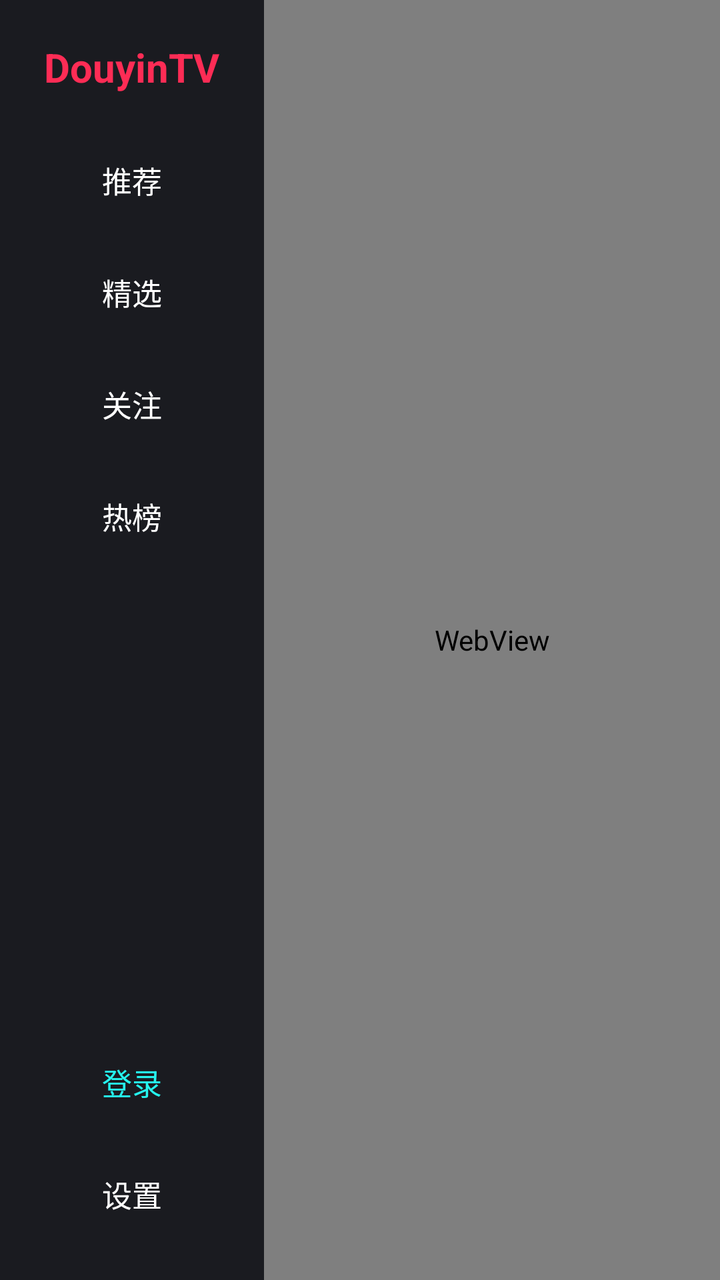
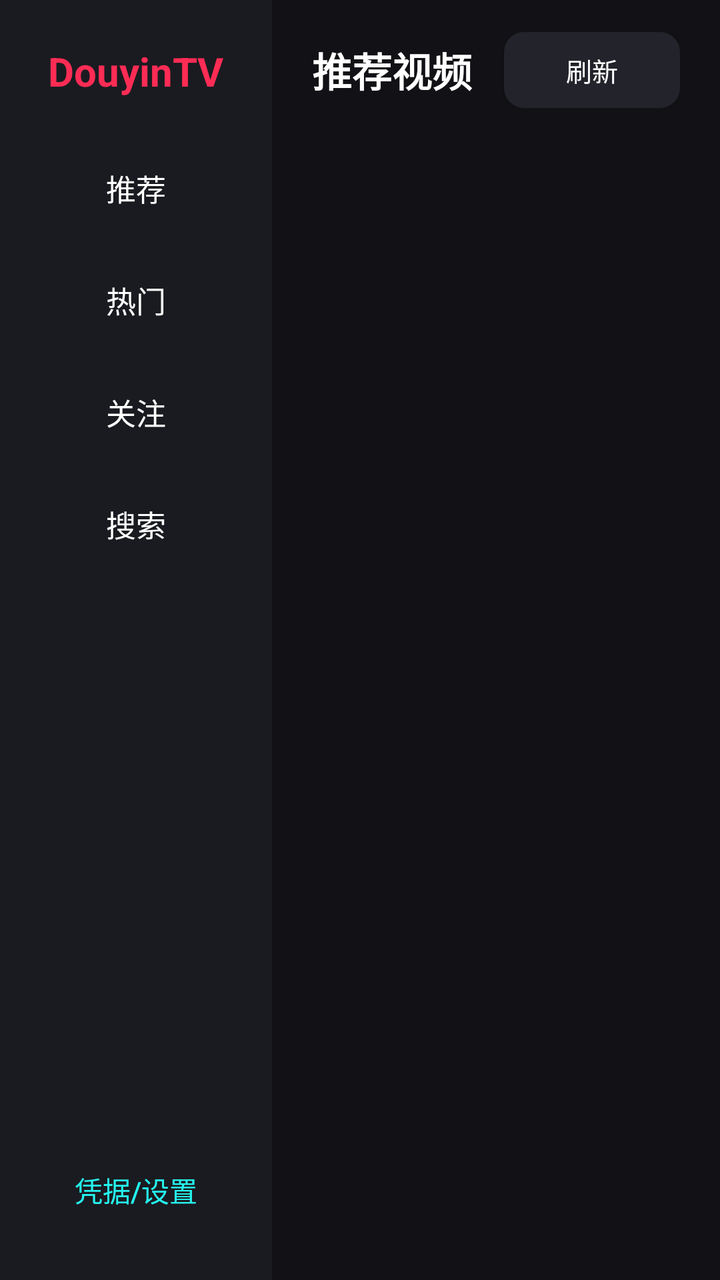

Compare the two renders of this Android layout. The source of the first and the diff that turns it into the second are given below.
<!-- AndroidManifest.xml: application theme Theme.DouyinTV -->
<!-- res/layout/activity_main.xml -->
<?xml version="1.0" encoding="utf-8"?>
<FrameLayout xmlns:android="http://schemas.android.com/apk/res/android"
    android:layout_width="match_parent"
    android:layout_height="match_parent"
    android:background="@color/bg_dark">

    
    <LinearLayout
        android:id="@+id/mainContainer"
        android:layout_width="match_parent"
        android:layout_height="match_parent"
        android:orientation="horizontal">

        
        <LinearLayout
            android:id="@+id/sidebarLayout"
            android:layout_width="132dp"
            android:layout_height="match_parent"
            android:background="@color/bg_sidebar"
            android:gravity="center_horizontal"
            android:orientation="vertical"
            android:paddingHorizontal="12dp"
            android:paddingVertical="20dp">

            <TextView
                android:layout_width="wrap_content"
                android:layout_height="wrap_content"
                android:layout_marginBottom="20dp"
                android:text="@string/app_name"
                android:textColor="@color/brand_red"
                android:textSize="20sp"
                android:textStyle="bold" />

            <Button
                android:id="@+id/btnRecommend"
                android:layout_width="match_parent"
                android:layout_height="46dp"
                android:layout_marginBottom="10dp"
                android:background="@drawable/bg_sidebar_item"
                android:focusable="true"
                android:text="@string/nav_recommend"
                android:textColor="@color/text_primary"
                android:textSize="15sp" />

            <Button
                android:id="@+id/btnDiscover"
                android:layout_width="match_parent"
                android:layout_height="46dp"
                android:layout_marginBottom="10dp"
                android:background="@drawable/bg_sidebar_item"
                android:focusable="true"
                android:text="@string/nav_discover"
                android:textColor="@color/text_primary"
                android:textSize="15sp" />

            <Button
                android:id="@+id/btnFollow"
                android:layout_width="match_parent"
                android:layout_height="46dp"
                android:layout_marginBottom="10dp"
                android:background="@drawable/bg_sidebar_item"
                android:focusable="true"
                android:text="@string/nav_follow"
                android:textColor="@color/text_primary"
                android:textSize="15sp" />

            <Button
                android:id="@+id/btnHot"
                android:layout_width="match_parent"
                android:layout_height="46dp"
                android:layout_marginBottom="10dp"
                android:background="@drawable/bg_sidebar_item"
                android:focusable="true"
                android:text="@string/nav_hot"
                android:textColor="@color/text_primary"
                android:textSize="15sp" />

            <View
                android:layout_width="match_parent"
                android:layout_height="0dp"
                android:layout_weight="1" />

            <Button
                android:id="@+id/btnLogin"
                android:layout_width="match_parent"
                android:layout_height="46dp"
                android:layout_marginBottom="10dp"
                android:background="@drawable/bg_sidebar_item"
                android:focusable="true"
                android:text="@string/nav_login"
                android:textColor="@color/brand_cyan"
                android:textSize="15sp" />

            <Button
                android:id="@+id/btnSettings"
                android:layout_width="match_parent"
                android:layout_height="46dp"
                android:background="@drawable/bg_sidebar_item"
                android:focusable="true"
                android:text="@string/nav_settings"
                android:textColor="@color/text_primary"
                android:textSize="15sp" />
        </LinearLayout>

        
        <FrameLayout
            android:id="@+id/webContainer"
            android:layout_width="0dp"
            android:layout_height="match_parent"
            android:layout_weight="1">

            <WebView
                android:id="@+id/webView"
                android:layout_width="match_parent"
                android:layout_height="match_parent"
                android:focusable="true"
                android:focusableInTouchMode="true" />

            <ProgressBar
                android:id="@+id/progressBar"
                style="?android:attr/progressBarStyleHorizontal"
                android:layout_width="match_parent"
                android:layout_height="3dp"
                android:layout_gravity="top"
                android:max="100"
                android:progressTint="@color/brand_red"
                android:visibility="gone" />

            <TextView
                android:id="@+id/toastBanner"
                android:layout_width="wrap_content"
                android:layout_height="wrap_content"
                android:layout_gravity="bottom|center_horizontal"
                android:layout_marginBottom="24dp"
                android:background="#B3000000"
                android:paddingHorizontal="18dp"
                android:paddingVertical="8dp"
                android:text="@string/hint_remote"
                android:textColor="@color/text_primary"
                android:textSize="13sp"
                android:visibility="gone" />
        </FrameLayout>
    </LinearLayout>

    
    <FrameLayout
        android:id="@+id/fullscreenContainer"
        android:layout_width="match_parent"
        android:layout_height="match_parent"
        android:background="#000000"
        android:visibility="gone" />

    
    <FrameLayout
        android:id="@+id/settingsOverlay"
        android:layout_width="match_parent"
        android:layout_height="match_parent"
        android:background="@color/overlay_dim"
        android:visibility="gone">

        <LinearLayout
            android:layout_width="420dp"
            android:layout_height="wrap_content"
            android:layout_gravity="center"
            android:background="@color/bg_sidebar"
            android:orientation="vertical"
            android:padding="24dp">

            <TextView
                android:layout_width="wrap_content"
                android:layout_height="wrap_content"
                android:layout_marginBottom="16dp"
                android:text="DouyinTV 设置"
                android:textColor="@color/text_primary"
                android:textSize="20sp"
                android:textStyle="bold" />

            <Button
                android:id="@+id/btnToggleSidebar"
                android:layout_width="match_parent"
                android:layout_height="46dp"
                android:layout_marginBottom="10dp"
                android:background="@drawable/bg_menu_item"
                android:focusable="true"
                android:text="隐藏左侧导航栏 (沉浸模式)"
                android:textColor="@color/text_primary" />

            <Button
                android:id="@+id/btnAutoPlayNext"
                android:layout_width="match_parent"
                android:layout_height="46dp"
                android:layout_marginBottom="10dp"
                android:background="@drawable/bg_menu_item"
                android:focusable="true"
                android:text="播完自动切下一个: 开启"
                android:textColor="@color/text_primary" />

            <Button
                android:id="@+id/btnOrientation"
                android:layout_width="match_parent"
                android:layout_height="46dp"
                android:layout_marginBottom="10dp"
                android:background="@drawable/bg_menu_item"
                android:focusable="true"
                android:text="画面方向: 自动"
                android:textColor="@color/text_primary" />

            <Button
                android:id="@+id/btnCompatMode"
                android:layout_width="match_parent"
                android:layout_height="46dp"
                android:layout_marginBottom="10dp"
                android:background="@drawable/bg_menu_item"
                android:focusable="true"
                android:text="兼容模式 (手机版UA): 关闭"
                android:textColor="@color/text_primary" />

            <Button
                android:id="@+id/btnRefresh"
                android:layout_width="match_parent"
                android:layout_height="46dp"
                android:layout_marginBottom="10dp"
                android:background="@drawable/bg_menu_item"
                android:focusable="true"
                android:text="刷新当前页面"
                android:textColor="@color/text_primary" />

            <Button
                android:id="@+id/btnClearCache"
                android:layout_width="match_parent"
                android:layout_height="46dp"
                android:layout_marginBottom="10dp"
                android:background="@drawable/bg_menu_item"
                android:focusable="true"
                android:text="清除缓存并退出登录"
                android:textColor="@color/brand_red" />

            <Button
                android:id="@+id/btnCloseSettings"
                android:layout_width="match_parent"
                android:layout_height="46dp"
                android:background="@drawable/bg_menu_item"
                android:focusable="true"
                android:text="关闭菜单"
                android:textColor="@color/text_secondary" />

            <TextView
                android:id="@+id/tvWebViewVersion"
                android:layout_width="match_parent"
                android:layout_height="wrap_content"
                android:layout_marginTop="14dp"
                android:gravity="center"
                android:textColor="@color/text_secondary"
                android:textSize="12sp" />
        </LinearLayout>
    </FrameLayout>

</FrameLayout>
<!-- resources referenced by this layout -->
<resources>
  <color name="bg_dark">#121216</color>
  <color name="bg_sidebar">#1A1B20</color>
  <color name="brand_cyan">#25F4EE</color>
  <color name="brand_red">#FE2C55</color>
  <color name="overlay_dim">#CC0E0F14</color>
  <color name="text_primary">#FFFFFF</color>
  <color name="text_secondary">#A8AAB3</color>
  <!-- drawable bg_menu_item (drawable) -->
  <?xml version="1.0" encoding="utf-8"?>
  <selector xmlns:android="http://schemas.android.com/apk/res/android">
      <item android:state_focused="true">
          <shape android:shape="rectangle">
              <solid android:color="@color/brand_red" />
              <corners android:radius="12dp" />
          </shape>
      </item>
      <item>
          <shape android:shape="rectangle">
              <solid android:color="@color/bg_card" />
              <corners android:radius="12dp" />
          </shape>
      </item>
  </selector>
  <!-- drawable bg_sidebar_item (drawable) -->
  <?xml version="1.0" encoding="utf-8"?>
  <selector xmlns:android="http://schemas.android.com/apk/res/android">
      <item android:state_focused="true">
          <shape android:shape="rectangle">
              <solid android:color="@color/brand_red" />
              <corners android:radius="10dp" />
          </shape>
      </item>
      <item android:state_selected="true">
          <shape android:shape="rectangle">
              <solid android:color="#33FE2C55" />
              <stroke android:width="1.5dp" android:color="@color/brand_red" />
              <corners android:radius="10dp" />
          </shape>
      </item>
      <item>
          <shape android:shape="rectangle">
              <solid android:color="@android:color/transparent" />
              <corners android:radius="10dp" />
          </shape>
      </item>
  </selector>
  <string name="app_name">DouyinTV</string>
  <string name="hint_remote">↑↓ 切视频 · ←→ 快进/快退 · OK 播放/暂停 · 长按OK 或 菜单键 打开设置</string>
  <string name="nav_discover">精选</string>
  <string name="nav_follow">关注</string>
  <string name="nav_hot">热榜</string>
  <string name="nav_login">登录</string>
  <string name="nav_recommend">推荐</string>
  <string name="nav_settings">设置</string>
  <style name="Theme.DouyinTV" parent="Theme.AppCompat.NoActionBar">
          <item name="android:windowBackground">@color/bg_dark</item>
          <item name="android:windowFullscreen">true</item>
          <item name="android:windowContentOverlay">@null</item>
          <item name="colorPrimary">@color/brand_red</item>
          <item name="colorAccent">@color/brand_cyan</item>
      </style>
  <color name="bg_card">#25262E</color>
</resources>

<!-- the commit's change to res/layout/activity_main.xml (unified diff, before → after) -->
@@ -4,9 +4,7 @@
     android:layout_height="match_parent"
     android:background="@color/bg_dark">
 
-    
     <LinearLayout
-        android:id="@+id/mainContainer"
         android:layout_width="match_parent"
         android:layout_height="match_parent"
         android:orientation="horizontal">
@@ -14,18 +12,18 @@
         
         <LinearLayout
             android:id="@+id/sidebarLayout"
-            android:layout_width="132dp"
+            android:layout_width="136dp"
             android:layout_height="match_parent"
             android:background="@color/bg_sidebar"
             android:gravity="center_horizontal"
             android:orientation="vertical"
             android:paddingHorizontal="12dp"
-            android:paddingVertical="20dp">
+            android:paddingVertical="22dp">
 
             <TextView
                 android:layout_width="wrap_content"
                 android:layout_height="wrap_content"
-                android:layout_marginBottom="20dp"
+                android:layout_marginBottom="22dp"
                 android:text="@string/app_name"
                 android:textColor="@color/brand_red"
                 android:textSize="20sp"
@@ -43,13 +41,13 @@
                 android:textSize="15sp" />
 
             <Button
-                android:id="@+id/btnDiscover"
-                android:layout_width="match_parent"
-                android:layout_height="46dp"
-                android:layout_marginBottom="10dp"
-                android:background="@drawable/bg_sidebar_item"
-                android:focusable="true"
-                android:text="@string/nav_discover"
+                android:id="@+id/btnHot"
+                android:layout_width="match_parent"
+                android:layout_height="46dp"
+                android:layout_marginBottom="10dp"
+                android:background="@drawable/bg_sidebar_item"
+                android:focusable="true"
+                android:text="@string/nav_hot"
                 android:textColor="@color/text_primary"
                 android:textSize="15sp" />
 
@@ -65,13 +63,13 @@
                 android:textSize="15sp" />
 
             <Button
-                android:id="@+id/btnHot"
-                android:layout_width="match_parent"
-                android:layout_height="46dp"
-                android:layout_marginBottom="10dp"
-                android:background="@drawable/bg_sidebar_item"
-                android:focusable="true"
-                android:text="@string/nav_hot"
+                android:id="@+id/btnSearch"
+                android:layout_width="match_parent"
+                android:layout_height="46dp"
+                android:layout_marginBottom="10dp"
+                android:background="@drawable/bg_sidebar_item"
+                android:focusable="true"
+                android:text="@string/nav_search"
                 android:textColor="@color/text_primary"
                 android:textSize="15sp" />
 
@@ -81,74 +79,104 @@
                 android:layout_weight="1" />
 
             <Button
-                android:id="@+id/btnLogin"
-                android:layout_width="match_parent"
-                android:layout_height="46dp"
-                android:layout_marginBottom="10dp"
-                android:background="@drawable/bg_sidebar_item"
-                android:focusable="true"
-                android:text="@string/nav_login"
+                android:id="@+id/btnAuthSettings"
+                android:layout_width="match_parent"
+                android:layout_height="46dp"
+                android:background="@drawable/bg_sidebar_item"
+                android:focusable="true"
+                android:text="@string/nav_auth"
                 android:textColor="@color/brand_cyan"
-                android:textSize="15sp" />
-
-            <Button
-                android:id="@+id/btnSettings"
-                android:layout_width="match_parent"
-                android:layout_height="46dp"
-                android:background="@drawable/bg_sidebar_item"
-                android:focusable="true"
-                android:text="@string/nav_settings"
-                android:textColor="@color/text_primary"
-                android:textSize="15sp" />
+                android:textSize="14sp" />
         </LinearLayout>
 
         
-        <FrameLayout
-            android:id="@+id/webContainer"
+        <LinearLayout
             android:layout_width="0dp"
             android:layout_height="match_parent"
-            android:layout_weight="1">
-
-            <WebView
-                android:id="@+id/webView"
-                android:layout_width="match_parent"
-                android:layout_height="match_parent"
-                android:focusable="true"
-                android:focusableInTouchMode="true" />
-
-            <ProgressBar
-                android:id="@+id/progressBar"
-                style="?android:attr/progressBarStyleHorizontal"
-                android:layout_width="match_parent"
-                android:layout_height="3dp"
-                android:layout_gravity="top"
-                android:max="100"
-                android:progressTint="@color/brand_red"
-                android:visibility="gone" />
-
-            <TextView
-                android:id="@+id/toastBanner"
-                android:layout_width="wrap_content"
-                android:layout_height="wrap_content"
-                android:layout_gravity="bottom|center_horizontal"
-                android:layout_marginBottom="24dp"
-                android:background="#B3000000"
-                android:paddingHorizontal="18dp"
-                android:paddingVertical="8dp"
-                android:text="@string/hint_remote"
-                android:textColor="@color/text_primary"
-                android:textSize="13sp"
-                android:visibility="gone" />
-        </FrameLayout>
+            android:layout_weight="1"
+            android:orientation="vertical"
+            android:paddingHorizontal="20dp"
+            android:paddingTop="16dp">
+
+            
+            <LinearLayout
+                android:layout_width="match_parent"
+                android:layout_height="wrap_content"
+                android:layout_marginBottom="12dp"
+                android:gravity="center_vertical"
+                android:orientation="horizontal">
+
+                <TextView
+                    android:id="@+id/tvSectionTitle"
+                    android:layout_width="0dp"
+                    android:layout_height="wrap_content"
+                    android:layout_weight="1"
+                    android:text="推荐视频"
+                    android:textColor="@color/text_primary"
+                    android:textSize="20sp"
+                    android:textStyle="bold" />
+
+                <EditText
+                    android:id="@+id/etSearch"
+                    android:layout_width="240dp"
+                    android:layout_height="38dp"
+                    android:layout_marginEnd="10dp"
+                    android:background="@drawable/bg_menu_item"
+                    android:hint="输入关键词回车搜索"
+                    android:imeOptions="actionSearch"
+                    android:inputType="text"
+                    android:paddingHorizontal="12dp"
+                    android:singleLine="true"
+                    android:textColor="@color/text_primary"
+                    android:textColorHint="@color/text_secondary"
+                    android:textSize="14sp"
+                    android:visibility="gone" />
+
+                <Button
+                    android:id="@+id/btnRefreshFeed"
+                    android:layout_width="88dp"
+                    android:layout_height="38dp"
+                    android:background="@drawable/bg_menu_item"
+                    android:focusable="true"
+                    android:text="刷新"
+                    android:textColor="@color/text_primary"
+                    android:textSize="13sp" />
+            </LinearLayout>
+
+            
+            <FrameLayout
+                android:layout_width="match_parent"
+                android:layout_height="0dp"
+                android:layout_weight="1">
+
+                <androidx.recyclerview.widget.RecyclerView
+                    android:id="@+id/rvVideos"
+                    android:layout_width="match_parent"
+                    android:layout_height="match_parent"
+                    android:clipToPadding="false"
+                    android:paddingBottom="24dp" />
+
+                <ProgressBar
+                    android:id="@+id/progressLoading"
+                    android:layout_width="48dp"
+                    android:layout_height="48dp"
+                    android:layout_gravity="center"
+                    android:indeterminateTint="@color/brand_red"
+                    android:visibility="gone" />
+
+                <TextView
+                    android:id="@+id/tvEmptyState"
+                    android:layout_width="wrap_content"
+                    android:layout_height="wrap_content"
+                    android:layout_gravity="center"
+                    android:gravity="center"
+                    android:padding="24dp"
+                    android:textColor="@color/text_secondary"
+                    android:textSize="15sp"
+                    android:visibility="gone" />
+            </FrameLayout>
+        </LinearLayout>
     </LinearLayout>
-
-    
-    <FrameLayout
-        android:id="@+id/fullscreenContainer"
-        android:layout_width="match_parent"
-        android:layout_height="match_parent"
-        android:background="#000000"
-        android:visibility="gone" />
 
     
     <FrameLayout
@@ -159,99 +187,111 @@
         android:visibility="gone">
 
         <LinearLayout
-            android:layout_width="420dp"
+            android:layout_width="680dp"
             android:layout_height="wrap_content"
             android:layout_gravity="center"
             android:background="@color/bg_sidebar"
-            android:orientation="vertical"
+            android:orientation="horizontal"
             android:padding="24dp">
 
-            <TextView
-                android:layout_width="wrap_content"
-                android:layout_height="wrap_content"
-                android:layout_marginBottom="16dp"
-                android:text="DouyinTV 设置"
-                android:textColor="@color/text_primary"
-                android:textSize="20sp"
-                android:textStyle="bold" />
-
-            <Button
-                android:id="@+id/btnToggleSidebar"
-                android:layout_width="match_parent"
-                android:layout_height="46dp"
-                android:layout_marginBottom="10dp"
-                android:background="@drawable/bg_menu_item"
-                android:focusable="true"
-                android:text="隐藏左侧导航栏 (沉浸模式)"
-                android:textColor="@color/text_primary" />
-
-            <Button
-                android:id="@+id/btnAutoPlayNext"
-                android:layout_width="match_parent"
-                android:layout_height="46dp"
-                android:layout_marginBottom="10dp"
-                android:background="@drawable/bg_menu_item"
-                android:focusable="true"
-                android:text="播完自动切下一个: 开启"
-                android:textColor="@color/text_primary" />
-
-            <Button
-                android:id="@+id/btnOrientation"
-                android:layout_width="match_parent"
-                android:layout_height="46dp"
-                android:layout_marginBottom="10dp"
-                android:background="@drawable/bg_menu_item"
-                android:focusable="true"
-                android:text="画面方向: 自动"
-                android:textColor="@color/text_primary" />
-
-            <Button
-                android:id="@+id/btnCompatMode"
-                android:layout_width="match_parent"
-                android:layout_height="46dp"
-                android:layout_marginBottom="10dp"
-                android:background="@drawable/bg_menu_item"
-                android:focusable="true"
-                android:text="兼容模式 (手机版UA): 关闭"
-                android:textColor="@color/text_primary" />
-
-            <Button
-                android:id="@+id/btnRefresh"
-                android:layout_width="match_parent"
-                android:layout_height="46dp"
-                android:layout_marginBottom="10dp"
-                android:background="@drawable/bg_menu_item"
-                android:focusable="true"
-                android:text="刷新当前页面"
-                android:textColor="@color/text_primary" />
-
-            <Button
-                android:id="@+id/btnClearCache"
-                android:layout_width="match_parent"
-                android:layout_height="46dp"
-                android:layout_marginBottom="10dp"
-                android:background="@drawable/bg_menu_item"
-                android:focusable="true"
-                android:text="清除缓存并退出登录"
-                android:textColor="@color/brand_red" />
-
-            <Button
-                android:id="@+id/btnCloseSettings"
-                android:layout_width="match_parent"
-                android:layout_height="46dp"
-                android:background="@drawable/bg_menu_item"
-                android:focusable="true"
-                android:text="关闭菜单"
-                android:textColor="@color/text_secondary" />
-
-            <TextView
-                android:id="@+id/tvWebViewVersion"
-                android:layout_width="match_parent"
-                android:layout_height="wrap_content"
-                android:layout_marginTop="14dp"
-                android:gravity="center"
-                android:textColor="@color/text_secondary"
-                android:textSize="12sp" />
+            
+            <LinearLayout
+                android:layout_width="230dp"
+                android:layout_height="wrap_content"
+                android:layout_marginEnd="24dp"
+                android:gravity="center_horizontal"
+                android:orientation="vertical">
+
+                <TextView
+                    android:layout_width="wrap_content"
+                    android:layout_height="wrap_content"
+                    android:layout_marginBottom="10dp"
+                    android:text="手机扫码导入 Cookie"
+                    android:textColor="@color/brand_cyan"
+                    android:textSize="16sp"
+                    android:textStyle="bold" />
+
+                <ImageView
+                    android:id="@+id/ivQrCode"
+                    android:layout_width="180dp"
+                    android:layout_height="180dp"
+                    android:background="#FFFFFF"
+                    android:contentDescription="QR Code"
+                    android:padding="8dp" />
+
+                <TextView
+                    android:id="@+id/tvServerUrl"
+                    android:layout_width="wrap_content"
+                    android:layout_height="wrap_content"
+                    android:layout_marginTop="10dp"
+                    android:gravity="center"
+                    android:textColor="@color/text_secondary"
+                    android:textSize="12sp" />
+            </LinearLayout>
+
+            
+            <LinearLayout
+                android:layout_width="0dp"
+                android:layout_height="wrap_content"
+                android:layout_weight="1"
+                android:orientation="vertical">
+
+                <TextView
+                    android:layout_width="wrap_content"
+                    android:layout_height="wrap_content"
+                    android:layout_marginBottom="12dp"
+                    android:text="接口与播放设置 (纯原生无WebView)"
+                    android:textColor="@color/text_primary"
+                    android:textSize="17sp"
+                    android:textStyle="bold" />
+
+                <TextView
+                    android:id="@+id/tvCookieStatus"
+                    android:layout_width="match_parent"
+                    android:layout_height="wrap_content"
+                    android:layout_marginBottom="12dp"
+                    android:textColor="@color/text_secondary"
+                    android:textSize="13sp" />
+
+                <Button
+                    android:id="@+id/btnAutoNext"
+                    android:layout_width="match_parent"
+                    android:layout_height="44dp"
+                    android:layout_marginBottom="8dp"
+                    android:background="@drawable/bg_menu_item"
+                    android:focusable="true"
+                    android:text="播完自动连播下一个: 开启"
+                    android:textColor="@color/text_primary" />
+
+                <Button
+                    android:id="@+id/btnLoopSingle"
+                    android:layout_width="match_parent"
+                    android:layout_height="44dp"
+                    android:layout_marginBottom="8dp"
+                    android:background="@drawable/bg_menu_item"
+                    android:focusable="true"
+                    android:text="单视频循环: 关闭"
+                    android:textColor="@color/text_primary" />
+
+                <Button
+                    android:id="@+id/btnClearCookie"
+                    android:layout_width="match_parent"
+                    android:layout_height="44dp"
+                    android:layout_marginBottom="8dp"
+                    android:background="@drawable/bg_menu_item"
+                    android:focusable="true"
+                    android:text="清除本地 Cookie 与代理配置"
+                    android:textColor="@color/brand_red" />
+
+                <Button
+                    android:id="@+id/btnCloseSettings"
+                    android:layout_width="match_parent"
+                    android:layout_height="44dp"
+                    android:background="@drawable/bg_menu_item"
+                    android:focusable="true"
+                    android:text="关闭并返回"
+                    android:textColor="@color/text_secondary" />
+            </LinearLayout>
         </LinearLayout>
     </FrameLayout>
 
<!-- resource entries referenced after the edit -->
@@ -4,7 +4,7 @@
   <color name="bg_sidebar">#1A1B20</color>
   <color name="brand_cyan">#25F4EE</color>
   <color name="brand_red">#FE2C55</color>
-  <color name="overlay_dim">#CC0E0F14</color>
+  <color name="overlay_dim">#D90E0F14</color>
   <color name="text_primary">#FFFFFF</color>
   <color name="text_secondary">#A8AAB3</color>
   <!-- drawable bg_menu_item (drawable) -->
@@ -13,13 +13,13 @@
       <item android:state_focused="true">
           <shape android:shape="rectangle">
               <solid android:color="@color/brand_red" />
-              <corners android:radius="12dp" />
+              <corners android:radius="10dp" />
           </shape>
       </item>
       <item>
           <shape android:shape="rectangle">
               <solid android:color="@color/bg_card" />
-              <corners android:radius="12dp" />
+              <corners android:radius="10dp" />
           </shape>
       </item>
   </selector>
@@ -47,13 +47,11 @@
       </item>
   </selector>
   <string name="app_name">DouyinTV</string>
-  <string name="hint_remote">↑↓ 切视频 · ←→ 快进/快退 · OK 播放/暂停 · 长按OK 或 菜单键 打开设置</string>
-  <string name="nav_discover">精选</string>
+  <string name="nav_auth">凭据/设置</string>
   <string name="nav_follow">关注</string>
-  <string name="nav_hot">热榜</string>
-  <string name="nav_login">登录</string>
+  <string name="nav_hot">热门</string>
   <string name="nav_recommend">推荐</string>
-  <string name="nav_settings">设置</string>
+  <string name="nav_search">搜索</string>
   <style name="Theme.DouyinTV" parent="Theme.AppCompat.NoActionBar">
           <item name="android:windowBackground">@color/bg_dark</item>
           <item name="android:windowFullscreen">true</item>
@@ -61,6 +59,6 @@
           <item name="colorPrimary">@color/brand_red</item>
           <item name="colorAccent">@color/brand_cyan</item>
       </style>
-  <color name="bg_card">#25262E</color>
+  <color name="bg_card">#22232B</color>
 </resources>
 
